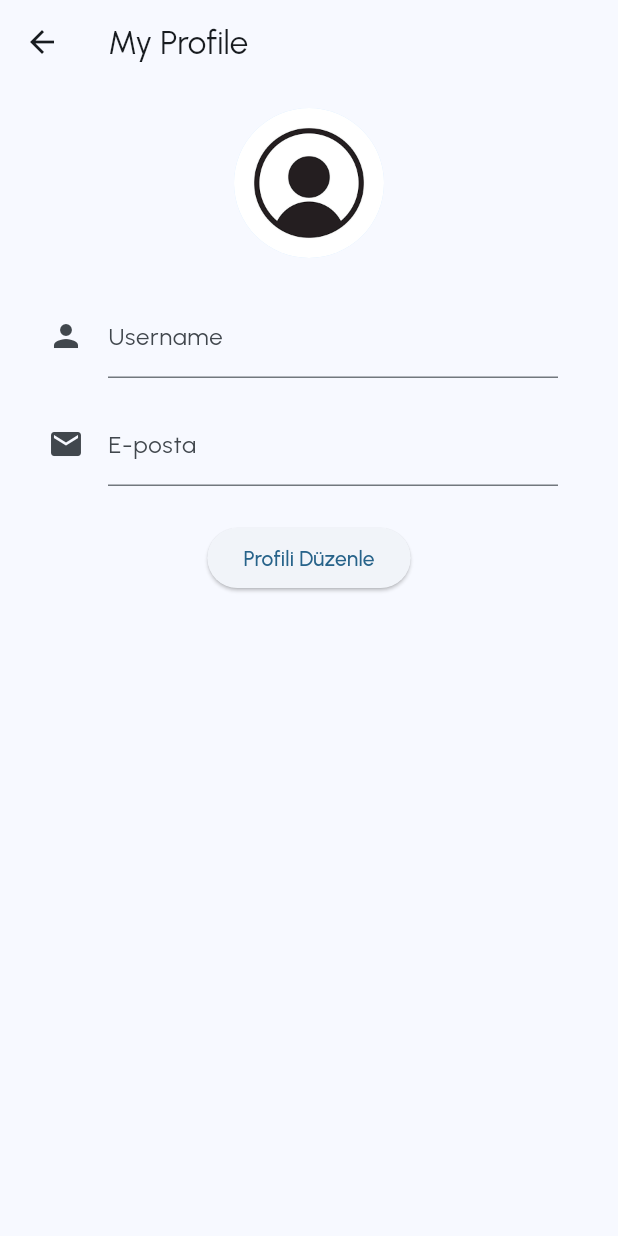
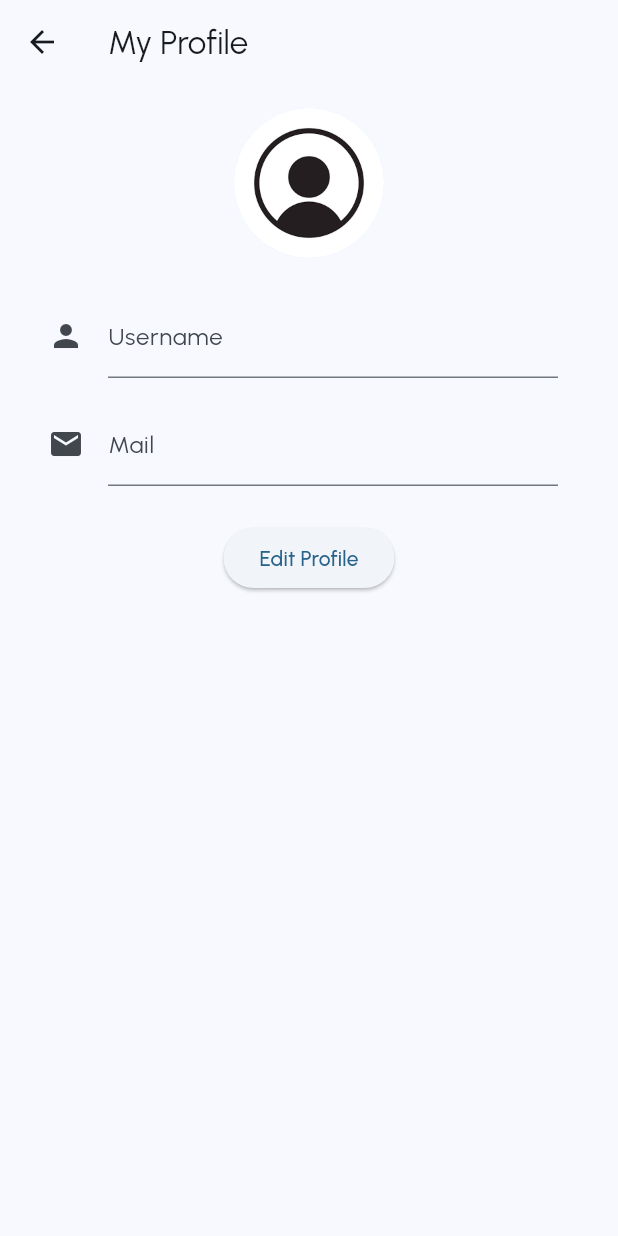
Before and after one commit to orhanea/team-f118, a Flutter app: the EditProfilePage screen opened directly, on a phone screen of 412 x 824 dp. Run offline on Flutter 3.47's test engine with Material 2 defaults, Android fonts, the phone set to English and light mode, and no system bars; our stand-ins replace animated_splash_screen, cloud_firestore, firebase_auth, firebase_core, firebase_storage, flutter_otp_text_field and 8 more; missing offline and left inert: vertical_barchart; accounts and stored records are empty.

Commit message:
Update myAccount.dart

```diff
--- a/bookchain/lib/meta_app/screens/myAccount.dart
+++ b/bookchain/lib/meta_app/screens/myAccount.dart
@@ -1,12 +1,9 @@
 import 'dart:io';
-
 import 'package:firebase_auth/firebase_auth.dart';
 import 'package:flutter/material.dart';
 import 'package:cloud_firestore/cloud_firestore.dart';
 import 'package:image_picker/image_picker.dart';
 import 'package:firebase_storage/firebase_storage.dart' as firebase_storage;
-import '../components/rounded_button.dart';
-import '../helpers/constants/colors.dart';
 
 class EditProfilePage extends StatefulWidget {
   const EditProfilePage({Key? key}) : super(key: key);
@@ -16,10 +13,12 @@ class EditProfilePage extends StatefulWidget {
 }
 
 class EditProfilePageState extends State<EditProfilePage> {
+
   final TextEditingController _usernameController = TextEditingController();
   final TextEditingController _emailController = TextEditingController();
 
   String? _errorMessage;
+  String? avatarUrl;
   File? _avatarImage;
 
   @override
@@ -33,7 +32,6 @@ class EditProfilePageState extends State<EditProfilePage> {
   Widget build(BuildContext context) {
     final currentUser = FirebaseAuth.instance.currentUser;
     final userData = FirebaseFirestore.instance.collection('users').doc(currentUser!.uid);
-    final picsCollection = FirebaseFirestore.instance.collection('pics');
 
     return Scaffold(
       appBar: AppBar(
@@ -60,8 +58,10 @@ class EditProfilePageState extends State<EditProfilePage> {
                     child: CircleAvatar(
                       radius: 50.0,
                       backgroundImage: _avatarImage != null
-                          ? FileImage(_avatarImage!) as ImageProvider<Object>
-                          : AssetImage('assets/images/profile.png') as ImageProvider<Object>,
+                          ? FileImage(_avatarImage!)
+                          : avatarUrl != null
+                          ? NetworkImage(avatarUrl!)
+                          : const AssetImage('assets/images/profile.png') as ImageProvider<Object>,
                     ),
                   ),
                   const SizedBox(height: 16.0),
@@ -79,14 +79,14 @@ class EditProfilePageState extends State<EditProfilePage> {
                     title: TextFormField(
                       controller: _emailController,
                       decoration: const InputDecoration(
-                        labelText: 'E-posta',
+                        labelText: 'Mail',
                       ),
                     ),
                   ),
                   const SizedBox(height: 16.0),
                   ElevatedButton(
-                    onPressed: _updateProfile,
-                    child: const Text('Profili Düzenle'),
+                    onPressed: () => _updateProfile(context),
+                    child: const Text('Edit Profile'),
                   ),
                   if (_errorMessage != null)
                     Text(
@@ -96,7 +96,7 @@ class EditProfilePageState extends State<EditProfilePage> {
                 ],
               );
             } else if (snapshot.hasError) {
-              return Text('Error fetching user data');
+              return const Text('Error while fetching user data');
             } else {
               return const CircularProgressIndicator();
             }
@@ -138,10 +138,10 @@ class EditProfilePageState extends State<EditProfilePage> {
     }
   }
 
-  Future<void> _updateProfile() async {
+  Future<void> _updateProfile(BuildContext context) async {
     final currentUser = FirebaseAuth.instance.currentUser;
     final userData = FirebaseFirestore.instance.collection('users').doc(currentUser!.uid);
-    final picsCollection = FirebaseFirestore.instance.collection('pics');
+    final picsCollection = userData.collection('pics');
 
     final updatedUsername = _usernameController.text.trim();
     final updatedEmail = _emailController.text.trim();
@@ -158,23 +158,22 @@ class EditProfilePageState extends State<EditProfilePage> {
           'email': updatedEmail,
         });
 
-        await picsCollection.doc(currentUser.uid).set({
+        // Update the avatar URL in the 'pics' subcollection for the specific user.
+        await picsCollection.doc('avatar').set({
           'avatarUrl': imageUrl,
         });
+
+        print('Profile Updated Successfully');
       } else {
         await userData.update({
           'username': updatedUsername,
           'email': updatedEmail,
         });
+
+        print('Profile Updated Successfully');
       }
-
-      setState(() {
-        _errorMessage = null;
-      });
     } catch (error) {
-      setState(() {
-        _errorMessage = 'Failed to update profile. Please try again.';
-      });
+      print('Error updating profile: $error');
     }
   }
 }
```
